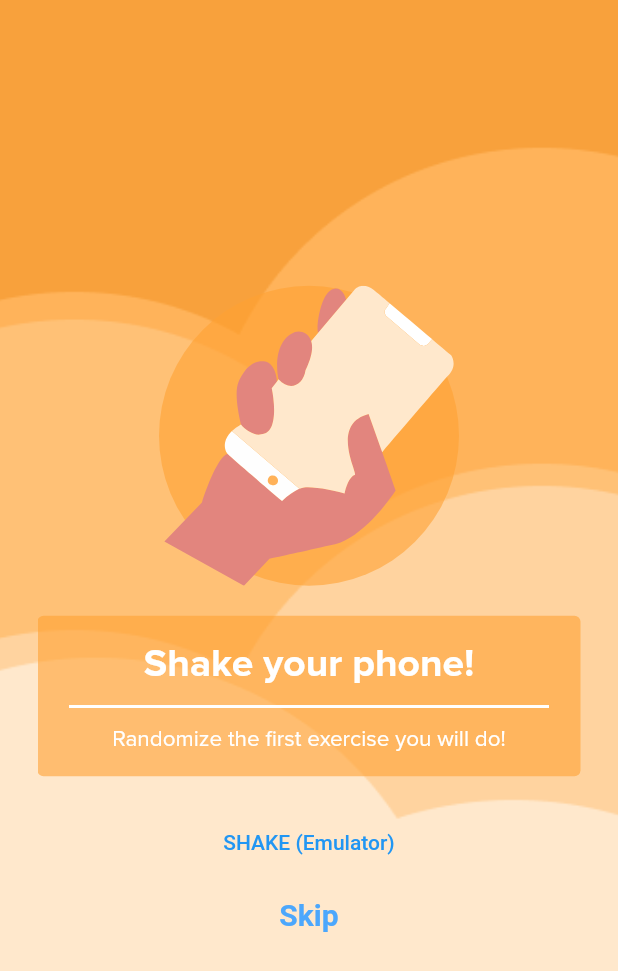
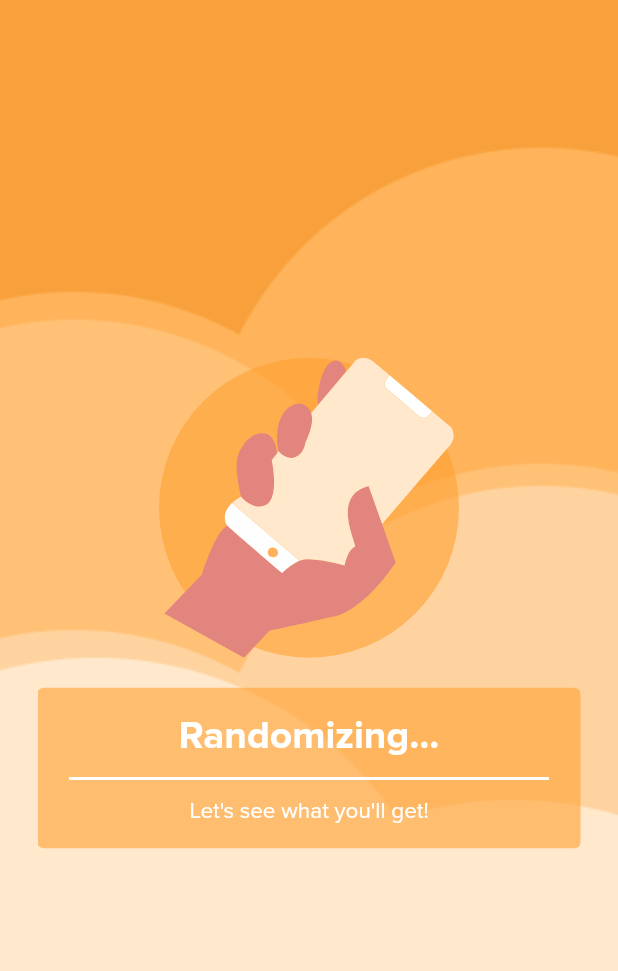
Before and after one commit to JobCuta/CIS-9340-Thesis, a Flutter app: the ShakeScreen screen opened by its route, on a phone screen of 412 x 824 dp. Shown: the top 971 px of the screen. Run offline on Flutter 3.47's test engine with Material 2 defaults, Android fonts, the phone set to English and light mode, and no system bars; our stand-ins replace animated_text_kit, circular_countdown_timer, email_validator, flutter_secure_storage, flutter_svg, get and 4 more; accounts and stored records are empty.

Commit message:
removed shake screen

```diff
--- a/lib/main.dart
+++ b/lib/main.dart
@@ -30,7 +30,7 @@ class Main extends StatelessWidget {
   Widget build(BuildContext context) {
     return GetMaterialApp(
         title: 'Kasiyanna App',
-        initialRoute: '/assessScreen',
+        initialRoute: '/shakeScreen',
         getPages: [
           //intro
           GetPage(name: '/introScreen', page: () => const IntroductionScreen()),
--- a/lib/screens/onboarding/intro/ShakeScreen.dart
+++ b/lib/screens/onboarding/intro/ShakeScreen.dart
@@ -2,7 +2,6 @@ import 'package:flutter/material.dart';
 import 'package:get/get.dart';
 import 'dart:async';
 
-import 'package:shake/shake.dart';
 import 'package:flutter_svg/flutter_svg.dart';
 
 import 'package:circular_countdown_timer/circular_countdown_timer.dart';
@@ -24,28 +23,18 @@ class _ShakeScreenState extends State<ShakeScreen> {
   final PageController _pageController = PageController();
 
   List<String> screenTitle = [
-    'Shake your phone!',
-    'Randomising...',
+    'Randomizing...',
   ];
 
   List<String> screenDescription = [
-    'Randomize the first exercise you will do!',
     "Let's see what you'll get!",
   ];
-
-  late ShakeDetector detector;
 
   @override
   void initState() {
     super.initState();
-
     // function for the detector (only starts after initialization)
-    detector = ShakeDetector.waitForStart(onPhoneShake: () {
-      _pageController.jumpToPage(1);
-      detector.stopListening();
-      startTime();
-    });
-    detector.startListening();
+    startTime();
   }
 
   startTime() async {
@@ -142,25 +131,6 @@ class _ShakeScreenState extends State<ShakeScreen> {
                                   fontFamily: 'Proxima Nova')),
                         ],
                       )), // REMOVE UPON FINAL DEPLOYMENT (included for testing purposes only)
-                  TextButton(
-                      child: const Text('SHAKE (Emulator)'),
-                      onPressed: () {
-                        _pageController.jumpToPage(1);
-                        detector.stopListening();
-                        startTime();
-                      }),
-                  TextButton(
-                    onPressed: () {
-                      Get.toNamed('/accountScreen');
-                    },
-                    child: const Text(
-                      'Skip',
-                      style: TextStyle(
-                          color: Color(0xff4CA7FC),
-                          fontSize: 20,
-                          fontWeight: FontWeight.w600),
-                    ),
-                  ),
                 ],
               );
             },
```
